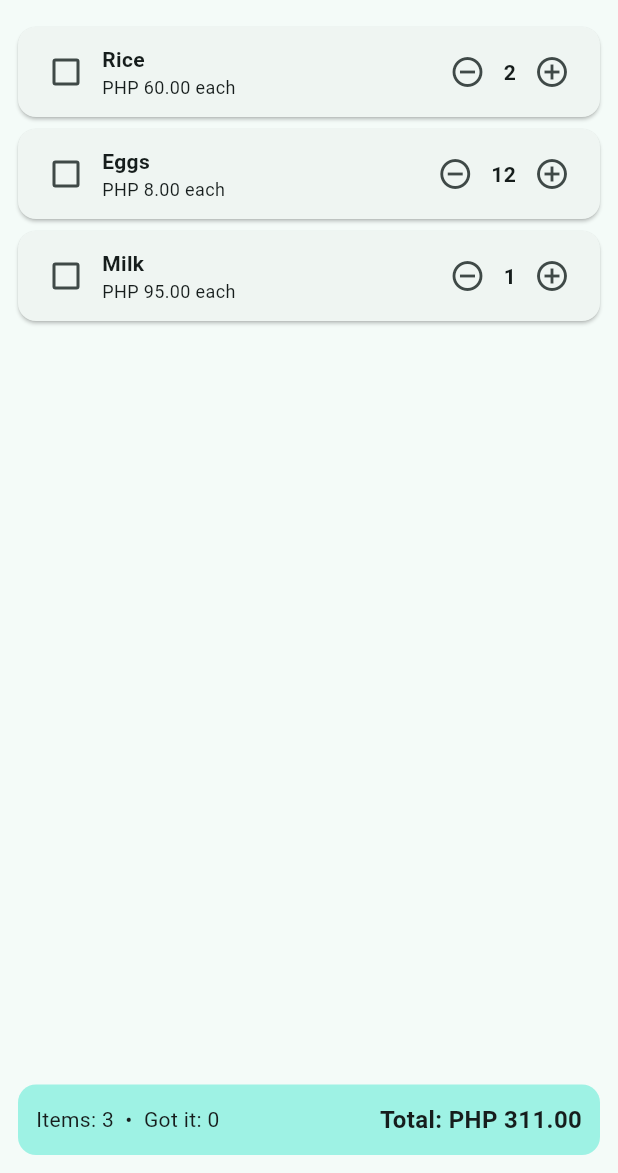
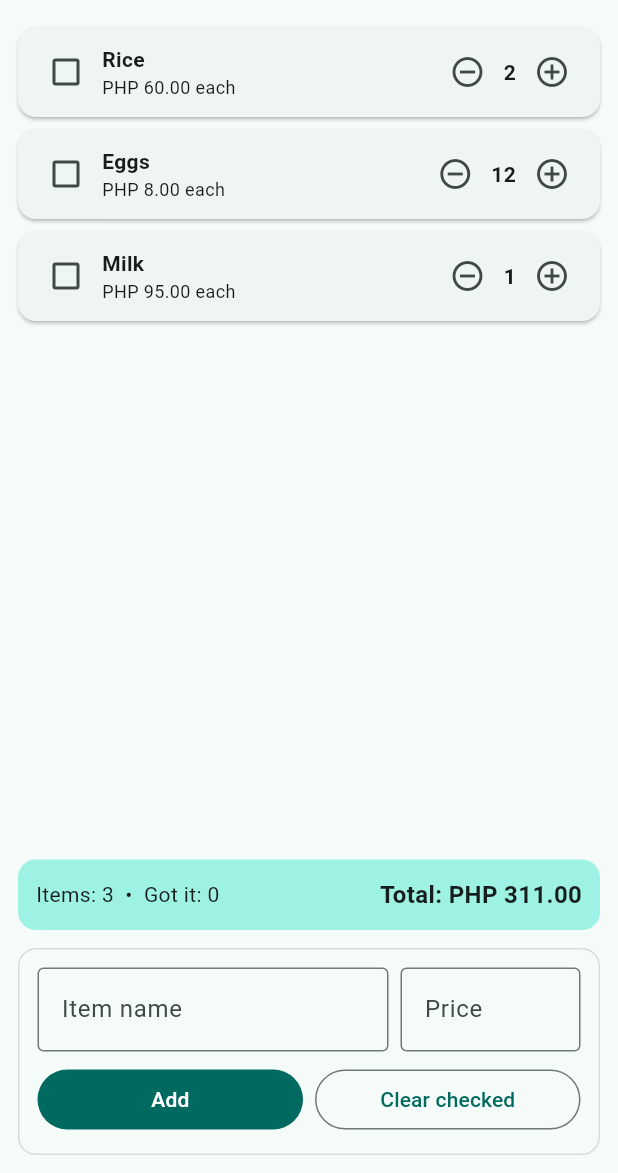
Before and after one commit to Jez-Mocha/stateful-lab-Carbonilla, a Flutter app: the screen it shows after launch, on a phone screen of 412 x 824 dp, the part 63-1236 px from its top. Run offline on Flutter 3.47's test engine with Material 3 defaults, Android fonts, the phone set to English and light mode, and no system bars.

Commit message:
Add item form, validation and clear checked

```diff
--- a/lib/main.dart
+++ b/lib/main.dart
@@ -91,6 +91,38 @@ class _CartScreenState extends State<CartScreen> {
 
   int get _gotItCount => _items.where((item) => item.gotIt).length;
 
+  // Error messages shown under the text fields.
+  String? _nameError;
+  String? _priceError;
+
+  // Validate the form; add the item only if both fields are valid.
+  void _addItem() {
+    final name = _nameController.text.trim();
+    final price = double.tryParse(_priceController.text.trim());
+
+    final nameError = name.isEmpty ? 'Enter an item name' : null;
+    final priceError = (price == null || price <= 0)
+        ? 'Enter a price greater than 0'
+        : null;
+
+    setState(() {
+      _nameError = nameError;
+      _priceError = priceError;
+      if (nameError == null && priceError == null) {
+        _items.add(CartItem(name: name, price: price!));
+        _nameController.clear();
+        _priceController.clear();
+      }
+    });
+  }
+
+  // Remove every item that is marked "got it".
+  void _clearChecked() {
+    setState(() {
+      _items.removeWhere((item) => item.gotIt);
+    });
+  }
+
   Widget _buildSummaryBar() {
     return Container(
       margin: const EdgeInsets.all(12),
@@ -107,6 +139,71 @@ class _CartScreenState extends State<CartScreen> {
           Text(
             'Total: PHP ${_total.toStringAsFixed(2)}',
             style: const TextStyle(fontSize: 16, fontWeight: FontWeight.bold),
+          ),
+        ],
+      ),
+    );
+  }
+
+  Widget _buildForm() {
+    return Container(
+      margin: const EdgeInsets.fromLTRB(12, 0, 12, 12),
+      padding: const EdgeInsets.all(12),
+      decoration: BoxDecoration(
+        color: Theme.of(context).colorScheme.surface,
+        borderRadius: BorderRadius.circular(12),
+        border: Border.all(color: Colors.black12),
+      ),
+      child: Column(
+        mainAxisSize: MainAxisSize.min,
+        children: [
+          Row(
+            crossAxisAlignment: CrossAxisAlignment.start,
+            children: [
+              Expanded(
+                child: TextField(
+                  controller: _nameController,
+                  decoration: InputDecoration(
+                    labelText: 'Item name',
+                    errorText: _nameError,
+                    border: const OutlineInputBorder(),
+                  ),
+                ),
+              ),
+              const SizedBox(width: 8),
+              SizedBox(
+                width: 120,
+                child: TextField(
+                  controller: _priceController,
+                  keyboardType: const TextInputType.numberWithOptions(
+                    decimal: true,
+                  ),
+                  decoration: InputDecoration(
+                    labelText: 'Price',
+                    errorText: _priceError,
+                    border: const OutlineInputBorder(),
+                  ),
+                ),
+              ),
+            ],
+          ),
+          const SizedBox(height: 8),
+          Row(
+            children: [
+              Expanded(
+                child: FilledButton(
+                  onPressed: _addItem,
+                  child: const Text('Add'),
+                ),
+              ),
+              const SizedBox(width: 8),
+              Expanded(
+                child: OutlinedButton(
+                  onPressed: _clearChecked,
+                  child: const Text('Clear checked'),
+                ),
+              ),
+            ],
           ),
         ],
       ),
@@ -134,6 +231,7 @@ class _CartScreenState extends State<CartScreen> {
               ),
             ),
             _buildSummaryBar(),
+            _buildForm(),
           ],
         ),
       ),
```
